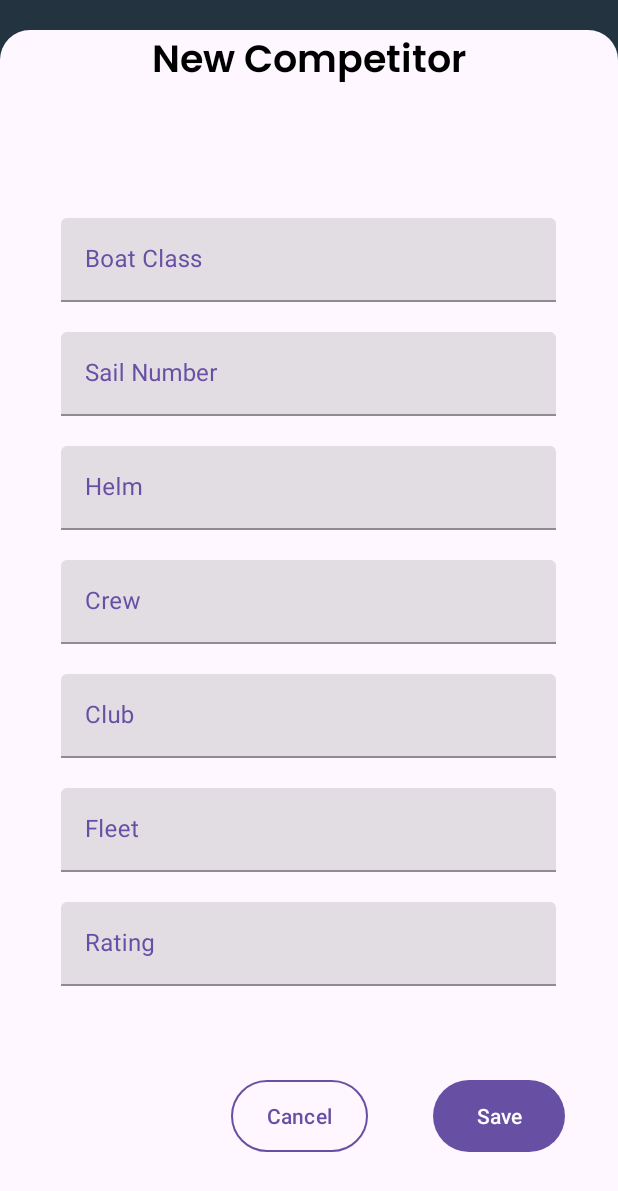
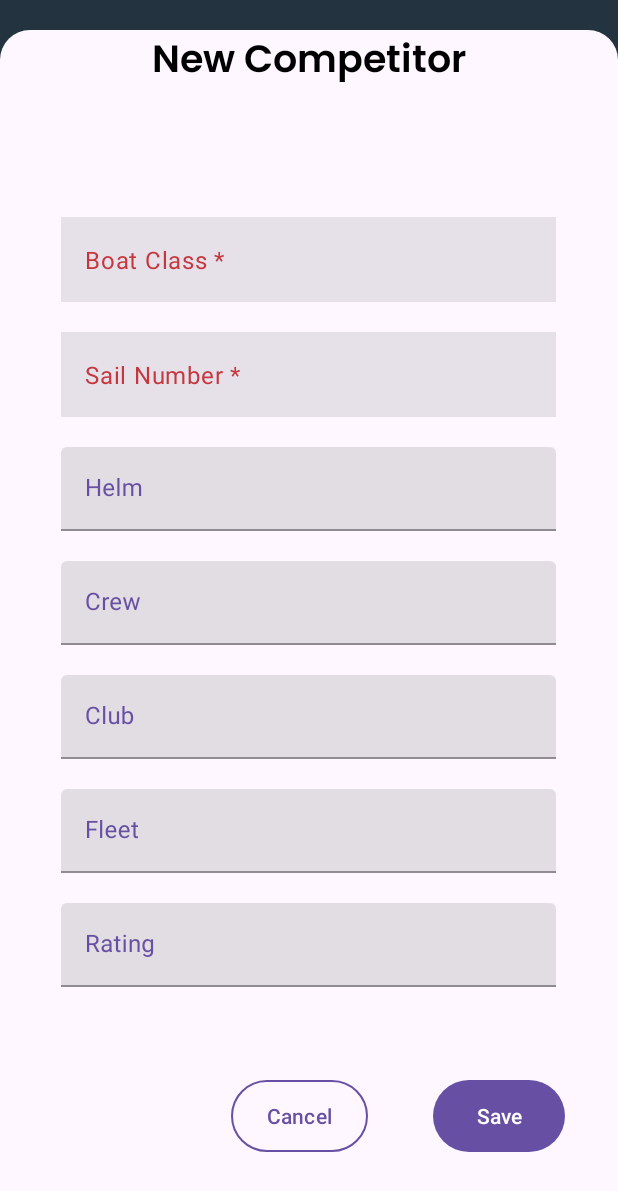
Before and after one commit to Sasha-XIONG/EzSail, an Android app built with Jetpack Compose: the fragment AddCompetitorFragment placed in its activity, on a phone screen of 412 x 824 dp. Shown: the top 1191 px of the screen. Run offline under Robolectric (Android 15) with nearby library versions, the phone set to English and light mode, and no system bars; our stand-ins replace Dagger/Hilt's generated code; 1 statement that could not run was skipped.

Commit message:
Auto complete text implemented

```diff
--- a/app/build.gradle
+++ b/app/build.gradle
@@ -55,6 +55,9 @@ dependencies {
     // ViewModel
     implementation "androidx.lifecycle:lifecycle-viewmodel-ktx:2.7.0"
 
+    // LiveData
+    implementation"androidx.lifecycle:lifecycle-livedata-ktx:2.7.0"
+
     // Room
     implementation "androidx.room:room-runtime:2.6.1"
     kapt "androidx.room:room-compiler:2.6.1"
@@ -77,8 +80,6 @@ dependencies {
     // Dagger Hilt
     implementation 'com.google.dagger:hilt-android:2.50'
     kapt 'com.google.dagger:hilt-compiler:2.50'
-//    implementation "androidx.hilt:hilt-lifecycle-viewmodel:1.0.0-alpha03"
-//    kapt "androidx.hilt:hilt-compiler:1.1.0"
     implementation 'androidx.hilt:hilt-navigation-compose:1.1.0'
 
     // Activity KTX for viewModels()
--- a/app/src/main/java/com/example/ezsail/adapter/SeriesViewPagerAdapter.kt
+++ b/app/src/main/java/com/example/ezsail/adapter/SeriesViewPagerAdapter.kt
@@ -1,10 +1,7 @@
 package com.example.ezsail.adapter
 
 import androidx.fragment.app.Fragment
-import androidx.recyclerview.widget.AsyncListDiffer
-import androidx.recyclerview.widget.DiffUtil
 import androidx.viewpager2.adapter.FragmentStateAdapter
-import com.example.ezsail.db.entities.Race
 import com.example.ezsail.ui.fragments.RaceResultListFragment
 import java.util.concurrent.atomic.AtomicLong
 
--- a/app/src/main/java/com/example/ezsail/db/SailingDao.kt
+++ b/app/src/main/java/com/example/ezsail/db/SailingDao.kt
@@ -55,6 +55,15 @@ interface SailingDao {
     @Query("SELECT * FROM series WHERE title LIKE :title")
     fun searchSeriesByTitle(title: String?): LiveData<List<Series>>
 
+    @Query("SELECT ClassName FROM PYNumbers")
+    fun getAllBoatClass(): LiveData<List<String>>
+
+    @Query("SELECT sail_no FROM Boat")
+    fun getAllSailNo(): LiveData<List<String>>
+
+    @Query("SELECT Number FROM PYNumbers WHERE ClassName = :boatClass")
+    suspend fun getNumberByClass(boatClass: String): Int
+
     @Delete
     suspend fun deleteSeries(series: Series)
 
--- a/app/src/main/java/com/example/ezsail/repository/MainRepository.kt
+++ b/app/src/main/java/com/example/ezsail/repository/MainRepository.kt
@@ -36,6 +36,12 @@ class MainRepository @Inject constructor(
 
     fun getAllOverallResults() = sailingDao.getAllOverallResult()
 
+    fun getAllBoatClass() = sailingDao.getAllBoatClass()
+
+    fun getAllSailNo() = sailingDao.getAllSailNo()
+
+    suspend fun getNumberByClass(boatClass: String) = sailingDao.getNumberByClass(boatClass)
+
     suspend fun deleteSeries(series: Series) = sailingDao.deleteSeries(series)
 
 //    suspend fun deleteRace(id: Int, raceNo: Int) = sailingDao.deleteRaceBySeriesIdAndRaceNo(id, raceNo)
--- a/app/src/main/java/com/example/ezsail/ui/fragments/InputInfoFragment.kt
+++ b/app/src/main/java/com/example/ezsail/ui/fragments/InputInfoFragment.kt
@@ -1,19 +1,35 @@
 package com.example.ezsail.ui.fragments
 
 import android.os.Bundle
+import android.util.Log
 import android.view.LayoutInflater
 import android.view.View
 import android.view.ViewGroup
+import android.widget.ArrayAdapter
+import android.widget.AutoCompleteTextView
 import androidx.fragment.app.Fragment
+import androidx.fragment.app.activityViewModels
+import androidx.fragment.app.findFragment
+import androidx.lifecycle.lifecycleScope
+import androidx.lifecycle.viewmodel.compose.viewModel
 import com.example.ezsail.R
+import com.example.ezsail.TimingUtility
 import com.example.ezsail.databinding.FragmentEditInfoBinding
 import com.example.ezsail.databinding.FragmentSetTitleBinding
 import com.example.ezsail.db.entities.Boat
+import com.example.ezsail.db.entities.RaceResult
+import com.example.ezsail.db.entities.Series
+import com.example.ezsail.services.TimingService
+import com.example.ezsail.ui.viewmodels.MainViewModel
+import com.google.android.material.textfield.TextInputEditText
+import kotlinx.coroutines.launch
 
 class InputInfoFragment: Fragment(R.layout.fragment_edit_info) {
     // Set up view binding
     private var editInfoBinding: FragmentEditInfoBinding? = null
     private val binding get() = editInfoBinding!!
+
+    private val viewModel: MainViewModel by activityViewModels()
 
     override fun onCreateView(
         inflater: LayoutInflater,
@@ -26,18 +42,39 @@ class InputInfoFragment: Fragment(R.layout.fragment_edit_info) {
 
     override fun onViewCreated(view: View, savedInstanceState: Bundle?) {
         super.onViewCreated(view, savedInstanceState)
+
+        // Init adapter for auto-complete text field
+        subscribeToObservers()
     }
 
-    override fun onDestroyView() {
-        super.onDestroyView()
-        // Initialise boat
-        val boatClass = binding.boatClass.text.toString()
-        val sailNo = binding.sailNo.text.toString()
-        val helm = binding.helm.text.toString()
-        val crew = binding.crew.text.toString()
-        val club = binding.club.text.toString()
-        val fleet = binding.fleet.text.toString()
+    private fun subscribeToObservers() {
+        viewModel.getAllBoatClass().observe(viewLifecycleOwner) {
+            setupAutoCompleteTextField(it, binding.boatClass)
+        }
 
-        val boat = Boat(sailNo, boatClass, helm, crew, club, fleet)
+        viewModel.getAllSailNo().observe(viewLifecycleOwner) {
+            setupAutoCompleteTextField(it, binding.sailNo)
+        }
+    }
+
+    private fun setupAutoCompleteTextField(list: List<String>, view: AutoCompleteTextView) {
+        val arrayAdapter = ArrayAdapter(
+            requireContext(),
+            R.layout.dropdown_item,
+            list
+        )
+        view.apply {
+            setAdapter(arrayAdapter)
+            setOnClickListener{
+                this.showDropDown()
+            }
+            setOnItemClickListener { parent, view, position, id ->
+                viewLifecycleOwner.lifecycleScope.launch {
+                    Log.d("ttt", "${viewModel.getNumberByClass(adapter.getItem(position).toString())}")
+                    var number = viewModel.getNumberByClass(adapter.getItem(position).toString())
+                    binding.etRating.setText(number.toString())
+                }
+            }
+        }
     }
 }
--- a/app/src/main/java/com/example/ezsail/ui/viewmodels/MainViewModel.kt
+++ b/app/src/main/java/com/example/ezsail/ui/viewmodels/MainViewModel.kt
@@ -69,6 +69,12 @@ class MainViewModel @Inject constructor(
     suspend fun getAllRacesOfSeries(): List<Race>? =
         mainRepository.getAllRacesBySeriesId(currentSeries.id)
 
+    fun getAllBoatClass() = mainRepository.getAllBoatClass()
+
+    fun getAllSailNo() = mainRepository.getAllSailNo()
+
+    suspend fun getNumberByClass(boatClass: String): Int = mainRepository.getNumberByClass(boatClass)
+
     fun deleteSeries(series: Series) = viewModelScope.launch {
         mainRepository.deleteSeries(series)
     }
--- a/app/src/main/res/layout/fragment_edit_info.xml
+++ b/app/src/main/res/layout/fragment_edit_info.xml
@@ -12,35 +12,27 @@
         android:paddingHorizontal="20dp"
         android:paddingTop="30dp">
 
-        <com.google.android.material.textfield.TextInputLayout
+        <AutoCompleteTextView
+            android:id="@+id/boatClass"
+            style="@style/Widget.Material3.AutoCompleteTextView.OutlinedBox"
+            android:background="#E6E0E9"
             android:layout_width="match_parent"
             android:layout_height="match_parent"
-            android:layout_marginVertical="10dp"
-            style="@style/Widget.MaterialComponents.TextInputLayout.FilledBox"
-            android:textColorHint="@color/purple">
+            android:layout_gravity="center"
+            android:hint="Boat Class *"
+            android:textColorHint="#c5373d"
+            android:layout_marginVertical="10dp"/>
 
-            <com.google.android.material.textfield.TextInputEditText
-                android:id="@+id/boatClass"
-                android:layout_width="match_parent"
-                android:layout_height="wrap_content"
-                android:hint="Boat Class"
-                android:layout_gravity="center" />
-        </com.google.android.material.textfield.TextInputLayout>
-
-        <com.google.android.material.textfield.TextInputLayout
+        <AutoCompleteTextView
+            android:id="@+id/sailNo"
+            style="@style/Widget.Material3.AutoCompleteTextView.OutlinedBox"
+            android:background="#E6E0E9"
             android:layout_width="match_parent"
             android:layout_height="match_parent"
-            android:layout_marginVertical="10dp"
-            style="@style/Widget.MaterialComponents.TextInputLayout.FilledBox"
-            android:textColorHint="@color/purple">
-
-            <com.google.android.material.textfield.TextInputEditText
-                android:id="@+id/sailNo"
-                android:layout_width="match_parent"
-                android:layout_height="wrap_content"
-                android:hint="Sail Number"
-                android:layout_gravity="center"/>
-        </com.google.android.material.textfield.TextInputLayout>
+            android:layout_gravity="center"
+            android:hint="Sail Number *"
+            android:textColorHint="#c5373d"
+            android:layout_marginVertical="10dp"/>
 
         <com.google.android.material.textfield.TextInputLayout
             android:layout_width="match_parent"
@@ -54,7 +46,8 @@
                 android:layout_width="match_parent"
                 android:layout_height="wrap_content"
                 android:hint="Helm"
-                android:layout_gravity="center"/>
+                android:layout_gravity="center"
+                android:singleLine="true"/>
         </com.google.android.material.textfield.TextInputLayout>
 
         <com.google.android.material.textfield.TextInputLayout
@@ -69,7 +62,8 @@
                 android:layout_width="match_parent"
                 android:layout_height="wrap_content"
                 android:hint="Crew"
-                android:layout_gravity="center"/>
+                android:layout_gravity="center"
+                android:singleLine="true"/>
         </com.google.android.material.textfield.TextInputLayout>
 
         <com.google.android.material.textfield.TextInputLayout
@@ -110,11 +104,12 @@
             android:textColorHint="@color/purple">
 
             <com.google.android.material.textfield.TextInputEditText
-                android:id="@+id/rating"
+                android:id="@+id/etRating"
                 android:layout_width="match_parent"
                 android:layout_height="wrap_content"
                 android:hint="Rating"
-                android:layout_gravity="center"/>
+                android:layout_gravity="center"
+                android:singleLine="true"/>
         </com.google.android.material.textfield.TextInputLayout>
     </LinearLayout>
 </ScrollView>
--- a/app/src/main/res/layout/item_race_result.xml
+++ b/app/src/main/res/layout/item_race_result.xml
@@ -2,7 +2,7 @@
 <androidx.constraintlayout.widget.ConstraintLayout xmlns:android="http://schemas.android.com/apk/res/android"
     xmlns:app="http://schemas.android.com/apk/res-auto"
     android:layout_width="match_parent"
-    android:layout_height="wrap_content">
+    android:layout_height="50dp">
 
     <View
         android:id="@+id/divider"
@@ -89,13 +89,13 @@
 
         <androidx.constraintlayout.widget.ConstraintLayout
             android:layout_width="0dp"
-            android:layout_height="30dp"
+            android:layout_height="match_parent"
             android:layout_weight="1">
 
             <ImageButton
                 android:id="@+id/finishBtn"
                 android:layout_width="match_parent"
-                android:layout_height="match_parent"
+                android:layout_height="28dp"
                 android:background="@drawable/timer_bg"
                 android:gravity="center"
                 android:src="@drawable/img_clock"
```
Also changed, not shown: app/src/main/java/com/example/ezsail/ui/fragments/RaceResultListFragment.kt (+44 -31 lines), app/src/main/java/com/example/ezsail/ui/fragments/SeriesFragment.kt (+5 -5 lines), app/src/main/res/layout/dropdown_item.xml (added, +10 -0 lines).
